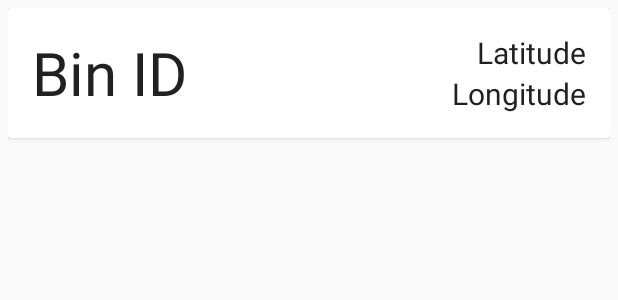
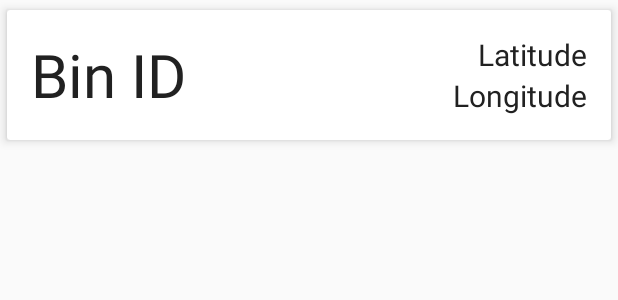
Before and after one commit to ovsen/SmartBin, an Android app: the layout card_view.xml on its own in the app's theme, with its tools: preview values and no code run, on a phone screen of 412 x 824 dp. Shown: the top 300 px of the screen. Run offline under Robolectric (Android 15) with nearby library versions, the phone set to English and light mode, and no system bars.

Commit message:
Animated bin info cards + added shadow.

```diff
--- a/app/build.gradle
+++ b/app/build.gradle
@@ -25,6 +25,7 @@ dependencies {
     compile 'com.android.support:appcompat-v7:23.1.1'
     compile 'com.android.support:design:23.1.1'
     compile 'com.android.support:cardview-v7:23.1.1'
+    compile 'jp.wasabeef:recyclerview-animators:2.1.0'
     compile 'com.android.support:recyclerview-v7:23.1.1'
     compile 'com.parse.bolts:bolts-android:1.+'
     compile 'com.parse:parse-android:1.+'
--- a/app/src/main/res/layout/card_view.xml
+++ b/app/src/main/res/layout/card_view.xml
@@ -1,13 +1,15 @@
 <?xml version="1.0" encoding="utf-8"?>
 <LinearLayout xmlns:android="http://schemas.android.com/apk/res/android"
-    android:layout_width="match_parent" android:layout_height="match_parent"
-    android:padding="5dp"
-    >
+    android:layout_width="match_parent"
+    android:layout_height="match_parent"
+    xmlns:card_view="http://schemas.android.com/apk/res-auto">
 
     <android.support.v7.widget.CardView
         android:layout_width="match_parent"
         android:layout_height="wrap_content"
         android:id="@+id/cv"
+        card_view:cardUseCompatPadding="true"
+        card_view:cardElevation="4dp"
         >
 
         <RelativeLayout
```
Also changed, not shown: app/src/main/java/com/danielstone/smartbinapp/FetchDataActivity.java (+15 -2 lines), app/src/main/res/layout/content_fetch_data.xml (+4 -4 lines).
